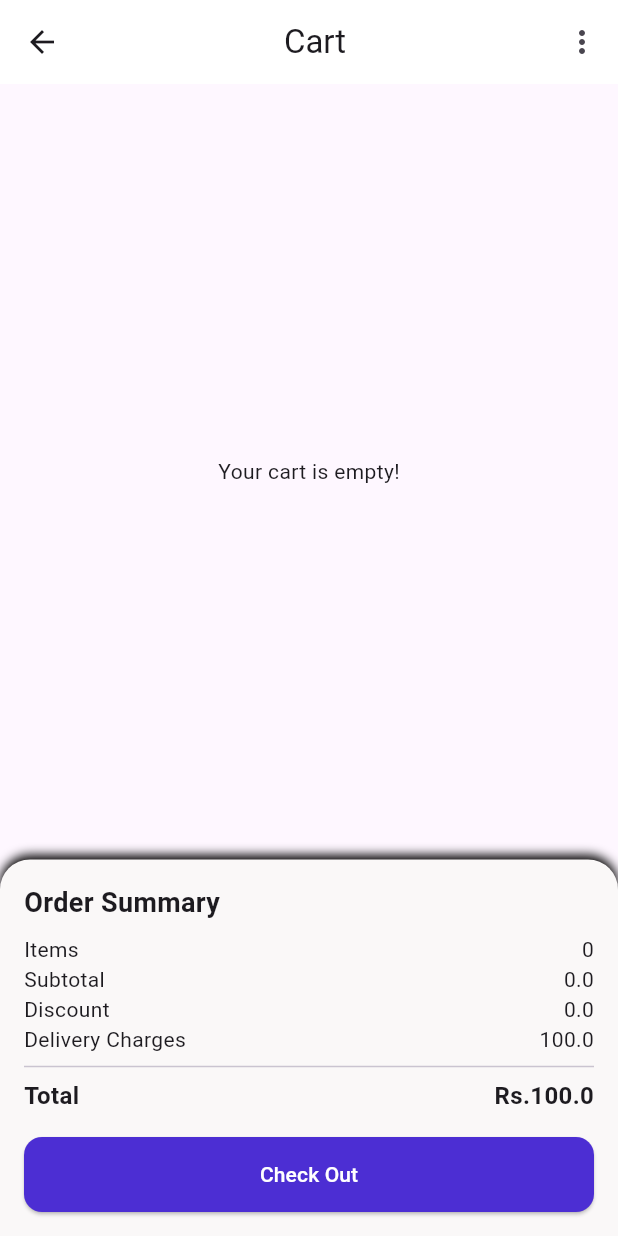
After one commit to harshita23karlkar/Flutter-E-Comerce-Updated, a Flutter app: the Homepage screen opened directly, item 3 of the bottom bar chosen, after a tap on "Check Out", on a phone screen of 412 x 824 dp. The commit adds this screen. Run offline on Flutter 3.47's test engine with Material 3 defaults, Android fonts, the phone set to English and light mode, and no system bars; our stand-ins replace carousel_slider, dots_indicator, jwt_decoder, shared_preferences; accounts and stored records are empty; network calls fail.

Commit message:
first commit

```diff
--- /dev/null
+++ b/lib/api_services/user_cart_api.dart
@@ -0,0 +1,26 @@
+import 'package:e_commerce_app/models/cart_model.dart';
+import 'package:e_commerce_app/models/user_model.dart';
+import 'package:http/http.dart' as http;
+
+class UserCartApiService {
+  Future<List<Product>> fetchUserCart() async {
+    List<Product> productsList = [];
+    try {
+      var userId = await UserModel().getUserId();
+      var res =
+          await http.get(Uri.parse("https://fakestoreapi.com/carts/$userId"));
+
+      if (res.statusCode == 200) {
+        CartModel userCart = cartModelFromJson(res.body);
+        productsList = userCart.products;
+        return productsList;
+      } else {
+        print("failed to fetch the cart: ${res.statusCode}");
+      }
+    } catch (e) {
+      print("error fetching user cart: $e");
+      return productsList;
+    }
+    return productsList;
+  }
+}
--- /dev/null
+++ b/lib/models/cart_model.dart
@@ -0,0 +1,82 @@
+import 'dart:convert';
+
+CartModel cartModelFromJson(String str) => CartModel.fromJson(json.decode(str));
+
+String cartModelToJson(CartModel data) => json.encode(data.toJson());
+
+class CartModel {
+  int id;
+  int userId;
+  DateTime date;
+  List<Product> products;
+  int v;
+
+  CartModel({
+    required this.id,
+    required this.userId,
+    required this.date,
+    required this.products,
+    required this.v,
+  });
+
+  CartModel copyWith({
+    int? id,
+    int? userId,
+    DateTime? date,
+    List<Product>? products,
+    int? v,
+  }) =>
+      CartModel(
+        id: id ?? this.id,
+        userId: userId ?? this.userId,
+        date: date ?? this.date,
+        products: products ?? this.products,
+        v: v ?? this.v,
+      );
+
+  factory CartModel.fromJson(Map<String, dynamic> json) => CartModel(
+        id: json["id"],
+        userId: json["userId"],
+        date: DateTime.parse(json["date"]),
+        products: List<Product>.from(
+            json["products"].map((x) => Product.fromJson(x))),
+        v: json["__v"],
+      );
+
+  Map<String, dynamic> toJson() => {
+        "id": id,
+        "userId": userId,
+        "date": date.toIso8601String(),
+        "products": List<dynamic>.from(products.map((x) => x.toJson())),
+        "__v": v,
+      };
+}
+
+class Product {
+  int productId;
+  int quantity;
+
+  Product({
+    required this.productId,
+    required this.quantity,
+  });
+
+  Product copyWith({
+    int? productId,
+    int? quantity,
+  }) =>
+      Product(
+        productId: productId ?? this.productId,
+        quantity: quantity ?? this.quantity,
+      );
+
+  factory Product.fromJson(Map<String, dynamic> json) => Product(
+        productId: json["productId"],
+        quantity: json["quantity"],
+      );
+
+  Map<String, dynamic> toJson() => {
+        "productId": productId,
+        "quantity": quantity,
+      };
+}
--- /dev/null
+++ b/lib/models/productwithid_model.dart
@@ -0,0 +1,96 @@
+import 'dart:convert';
+
+ProductWithIdModel productWithIdModelFromJson(String str) =>
+    ProductWithIdModel.fromJson(json.decode(str));
+
+String productWithIdModelToJson(ProductWithIdModel data) =>
+    json.encode(data.toJson());
+
+class ProductWithIdModel {
+  int id;
+  String title;
+  double price;
+  String description;
+  String category;
+  String image;
+  Rating rating;
+
+  ProductWithIdModel({
+    required this.id,
+    required this.title,
+    required this.price,
+    required this.description,
+    required this.category,
+    required this.image,
+    required this.rating,
+  });
+
+  ProductWithIdModel copyWith({
+    int? id,
+    String? title,
+    double? price,
+    String? description,
+    String? category,
+    String? image,
+    Rating? rating,
+  }) =>
+      ProductWithIdModel(
+        id: id ?? this.id,
+        title: title ?? this.title,
+        price: price ?? this.price,
+        description: description ?? this.description,
+        category: category ?? this.category,
+        image: image ?? this.image,
+        rating: rating ?? this.rating,
+      );
+
+  factory ProductWithIdModel.fromJson(Map<String, dynamic> json) =>
+      ProductWithIdModel(
+        id: json["id"],
+        title: json["title"],
+        price: json["price"]?.toDouble(),
+        description: json["description"],
+        category: json["category"],
+        image: json["image"],
+        rating: Rating.fromJson(json["rating"]),
+      );
+
+  Map<String, dynamic> toJson() => {
+        "id": id,
+        "title": title,
+        "price": price,
+        "description": description,
+        "category": category,
+        "image": image,
+        "rating": rating.toJson(),
+      };
+}
+
+class Rating {
+  double rate;
+  int count;
+
+  Rating({
+    required this.rate,
+    required this.count,
+  });
+
+  Rating copyWith({
+    double? rate,
+    int? count,
+  }) =>
+      Rating(
+        rate: rate ?? this.rate,
+        count: count ?? this.count,
+      );
+
+  factory Rating.fromJson(Map<String, dynamic> json) => Rating(
+        rate: json["rate"]?.toDouble(),
+        count: json["count"],
+      );
+
+  Map<String, dynamic> toJson() => {
+        "rate": rate,
+        "count": count,
+      };
+}
--- a/lib/models/user_model.dart
+++ b/lib/models/user_model.dart
@@ -2,6 +2,7 @@ import 'dart:convert';
 
 import 'package:e_commerce_app/api_services/user_api.dart';
 import 'package:flutter/material.dart';
+import 'package:jwt_decoder/jwt_decoder.dart';
 import 'package:shared_preferences/shared_preferences.dart';
 
 class UserModel extends ChangeNotifier {
@@ -12,7 +13,7 @@ class UserModel extends ChangeNotifier {
   }
 
   String getUserName() {
-    return this.username ?? "username";
+    return username ?? "username";
   }
 
   bool isuserLogIn = false;
@@ -22,9 +23,9 @@ class UserModel extends ChangeNotifier {
       // this.username = username;
       // this.password = password;
       SharedPreferences prefs = await SharedPreferences.getInstance();
-      print("wieruyoweiue9i7uwo9r78w ye mere wala $token");
+      // print("wieruyoweiue9i7uwo9r78wa $token");
       await prefs.setString("token", jsonEncode(token));
-      print(isUserLoggedIn);
+      // print(isUserLoggedIn);
       return true;
     } catch (e) {
       return "login failed $e";
@@ -44,4 +45,14 @@ class UserModel extends ChangeNotifier {
     }
     return isUserIn;
   }
+
+// user id from token
+  getUserId() async {
+    SharedPreferences prefs = await SharedPreferences.getInstance();
+    var token = prefs.getString("token");
+    var arr = token!.split('"');
+    String userToken = arr[3];
+    Map<String, dynamic> decodedToken = JwtDecoder.decode(userToken);
+    return decodedToken["sub"];
+  }
 }
--- /dev/null
+++ b/lib/provider/userCart_provider.dart
@@ -0,0 +1,74 @@
+import 'package:e_commerce_app/api_services/products_api.dart';
+import 'package:e_commerce_app/api_services/user_cart_api.dart';
+import 'package:e_commerce_app/models/cart_model.dart';
+import 'package:e_commerce_app/models/productwithid_model.dart';
+import 'package:flutter/material.dart';
+
+// class UsercartProvider extends ChangeNotifier {
+//   List<Product> productsList = [];
+//   List<ProductWithIdModel> cartList = [];
+//   void productFromUsercart() async {
+//     productsList = await UserCartApiService().fetchUserCart();
+//     notifyListeners();
+//   }
+
+//   void fetchProductsFromCart() async {
+//     for (Product p in productsList) {
+//       var data = await ProductsApiService().fetchProductWithId(p.productId);
+//       cartList.add(data);
+//       notifyListeners();
+//     }
+//   }
+
+//   List<ProductWithIdModel> getCartProduct() {
+//     return cartList;
+//   }
+// }
+
+class UsercartProvider extends ChangeNotifier {
+  List<Product> productsList = [];
+  List<ProductWithIdModel> cartList = [];
+  double ammount = 0;
+  void setAmmount(double ammount) {
+    this.ammount = ammount;
+    notifyListeners();
+  }
+
+  double getAmmount() {
+    return this.ammount;
+  }
+
+  bool isLoading = false;
+
+  Future<void> productFromUsercart() async {
+    isLoading = true;
+    productsList = await UserCartApiService().fetchUserCart();
+    isLoading = false;
+    notifyListeners();
+    await fetchProductsFromCart();
+    calculateTotalAmmount();
+  }
+
+  void calculateTotalAmmount() {
+    for (var p in cartList) {
+      ammount = ammount + p.price;
+    }
+  }
+
+  Future<void> fetchProductsFromCart() async {
+    isLoading = true;
+    notifyListeners();
+
+    for (Product p in productsList) {
+      var data = await ProductsApiService().fetchProductWithId(p.productId);
+      cartList.add(data);
+    }
+
+    isLoading = false;
+    notifyListeners();
+  }
+
+  List<ProductWithIdModel> getCartProduct() {
+    return cartList;
+  }
+}
--- a/lib/screens/HomePage.dart
+++ b/lib/screens/HomePage.dart
@@ -57,7 +57,7 @@ class _HomepageState extends State<Homepage> {
                       height: 20,
                     ),
                     // Carouser images
-                    MyCarouserSlider(),
+                    const MyCarouserSlider(),
                     const SizedBox(
                       height: 15.0,
                     ),
@@ -66,7 +66,7 @@ class _HomepageState extends State<Homepage> {
                       Navigator.push(
                         context,
                         MaterialPageRoute(
-                          builder: (context) => Productspage(),
+                          builder: (context) => const Productspage(),
                         ),
                       );
                     }),
@@ -82,7 +82,7 @@ class _HomepageState extends State<Homepage> {
                       Navigator.push(
                         context,
                         MaterialPageRoute(
-                          builder: (context) => Productspage(),
+                          builder: (context) => const Productspage(),
                         ),
                       );
                     }),
--- /dev/null
+++ b/lib/screens/OrderSummary.dart
@@ -0,0 +1,102 @@
+import 'package:e_commerce_app/provider/userCart_provider.dart';
+import 'package:flutter/material.dart';
+
+class OrderSummary extends StatelessWidget {
+  final UsercartProvider cartProvider;
+
+  const OrderSummary({required this.cartProvider, Key? key}) : super(key: key);
+
+  @override
+  Widget build(BuildContext context) {
+    final itemsCount = cartProvider.cartList.length;
+    final subtotal = cartProvider.ammount;
+    const double discount = 0.0;
+    const double deliveryCharges = 100;
+    final total = subtotal - discount + deliveryCharges;
+
+    return Container(
+      padding: const EdgeInsets.all(16.0),
+      decoration: const BoxDecoration(
+        color: Color.fromARGB(255, 250, 248, 248),
+        borderRadius: BorderRadius.vertical(top: Radius.circular(20.0)),
+        boxShadow: [
+          BoxShadow(
+            // color: Color.fromARGB(255, 155, 154, 154),
+            blurRadius: 5,
+            offset: Offset(0, -3),
+          ),
+        ],
+      ),
+      child: Column(
+        crossAxisAlignment: CrossAxisAlignment.start,
+        children: [
+          const Text(
+            "Order Summary",
+            style: TextStyle(fontSize: 18.0, fontWeight: FontWeight.bold),
+          ),
+          const SizedBox(height: 8.0),
+          Row(
+            mainAxisAlignment: MainAxisAlignment.spaceBetween,
+            children: [
+              const Text("Items"),
+              Text("$itemsCount"),
+            ],
+          ),
+          Row(
+            mainAxisAlignment: MainAxisAlignment.spaceBetween,
+            children: [
+              const Text("Subtotal"),
+              Text("$subtotal"),
+            ],
+          ),
+          const Row(
+            mainAxisAlignment: MainAxisAlignment.spaceBetween,
+            children: [
+              const Text("Discount"),
+              Text("$discount"),
+            ],
+          ),
+          const Row(
+            mainAxisAlignment: MainAxisAlignment.spaceBetween,
+            children: [
+              const Text("Delivery Charges"),
+              Text("$deliveryCharges"),
+            ],
+          ),
+          const Divider(thickness: 1.0),
+          Row(
+            mainAxisAlignment: MainAxisAlignment.spaceBetween,
+            children: [
+              const Text(
+                "Total",
+                style: TextStyle(fontWeight: FontWeight.bold, fontSize: 16.0),
+              ),
+              Text(
+                "Rs.$total",
+                style: const TextStyle(
+                    fontWeight: FontWeight.bold, fontSize: 16.0),
+              ),
+            ],
+          ),
+          const SizedBox(height: 16.0),
+          ElevatedButton(
+            onPressed: () {
+              // Handle checkout logic here
+            },
+            style: ElevatedButton.styleFrom(
+              shape: RoundedRectangleBorder(
+                borderRadius: BorderRadius.circular(12.0),
+              ),
+              minimumSize: const Size(double.infinity, 50),
+              backgroundColor: const Color.fromARGB(255, 76, 46, 211),
+            ),
+            child: const Text(
+              "Check Out",
+              style: TextStyle(color: Colors.white),
+            ),
+          ),
+        ],
+      ),
+    );
+  }
+}
--- /dev/null
+++ b/lib/screens/UserCartPage.dart
@@ -0,0 +1,135 @@
+import 'package:e_commerce_app/provider/userCart_provider.dart';
+import 'package:e_commerce_app/screens/OrderSummary.dart';
+import 'package:flutter/material.dart';
+import 'package:provider/provider.dart';
+
+class UserCartPage extends StatefulWidget {
+  const UserCartPage({super.key});
+
+  @override
+  State<UserCartPage> createState() => _UserCartPageState();
+}
+
+class _UserCartPageState extends State<UserCartPage> {
+  @override
+  void initState() {
+    super.initState();
+    final userCartProvider =
+        Provider.of<UsercartProvider>(context, listen: false);
+    userCartProvider.productFromUsercart();
+  }
+
+  @override
+  Widget build(BuildContext context) {
+    return Consumer<UsercartProvider>(
+      builder: (context, value, child) => Scaffold(
+        appBar: AppBar(
+          backgroundColor: Colors.white,
+          title: const Center(
+            child: Text("Cart"),
+          ),
+          actions: [
+            IconButton(
+              onPressed: () {},
+              icon: Icon(Icons.more_vert),
+            ),
+          ],
+        ),
+        body: Column(
+          children: [
+            Expanded(child: CartProductListW()),
+            OrderSummary(cartProvider: value)
+          ],
+        ),
+      ),
+    );
+  }
+}
+
+class CartProductListW extends StatefulWidget {
+  const CartProductListW({super.key});
+
+  @override
+  State<CartProductListW> createState() => _CartProductListWState();
+}
+
+class _CartProductListWState extends State<CartProductListW> {
+  @override
+  Widget build(BuildContext context) {
+    return Consumer<UsercartProvider>(
+      builder: (context, value, child) {
+        if (value.isLoading) {
+          return const Center(
+            child: CircularProgressIndicator(),
+          );
+        }
+
+        if (value.cartList.isEmpty) {
+          return const Center(
+            child: Text("Your cart is empty!"),
+          );
+        }
+
+        return ListView.builder(
+          itemCount: value.cartList.length,
+          itemBuilder: (context, index) {
+            return Padding(
+              padding: const EdgeInsets.symmetric(horizontal: 5.0),
+              child: Padding(
+                padding: EdgeInsets.all(5.0),
+                child: ListTile(
+                  tileColor: const Color.fromARGB(255, 240, 232, 232),
+                  leading: ClipRRect(
+                    borderRadius: BorderRadius.circular(8.0),
+                    child: Image.network(
+                      value.cartList[index].image,
+                      height: 60,
+                      width: 60,
+                      fit: BoxFit.cover,
+                    ),
+                  ),
+                  title: Column(
+                    crossAxisAlignment: CrossAxisAlignment.start,
+                    children: [
+                      Text(
+                        value.cartList[index].title,
+                        style: const TextStyle(
+                          fontWeight: FontWeight.bold,
+                          fontSize: 10.0,
+                        ),
+                      ),
+                      Text(
+                        value.cartList[index].category,
+                        style: TextStyle(
+                            color: Colors.grey.shade600, fontSize: 10),
+                      ),
+                      Text(
+                        "RS.${value.cartList[index].price}",
+                        style: const TextStyle(
+                          fontSize: 12,
+                          fontWeight: FontWeight.bold,
+                          color: Color.fromARGB(255, 139, 25, 184),
+                        ),
+                      ),
+                    ],
+                  ),
+                  trailing: Column(
+                    children: [
+                      IconButton(
+                        onPressed: () {},
+                        icon: const Icon(
+                          Icons.delete_forever_outlined,
+                          color: Colors.red,
+                        ),
+                      ),
+                    ],
+                  ),
+                ),
+              ),
+            );
+          },
+        );
+      },
+    );
+  }
+}
--- a/lib/screens/widgets/HomePageWidgets.dart
+++ b/lib/screens/widgets/HomePageWidgets.dart
@@ -36,7 +36,7 @@ Widget buildHorizontalList(List<ProductModel> products) {
         final product = products[index];
         return buildProductCard(product);
       },
-      separatorBuilder: (context, index) => SizedBox(width: 10),
+      separatorBuilder: (context, index) => const SizedBox(width: 10),
     ),
   );
 }
--- a/lib/screens/widgets/appBar.dart
+++ b/lib/screens/widgets/appBar.dart
@@ -10,6 +10,6 @@ class AppBar extends StatefulWidget {
 class _AppBarState extends State<AppBar> {
   @override
   Widget build(BuildContext context) {
-    return Scaffold();
+    return const Scaffold();
   }
 }
--- a/lib/screens/widgets/carouser.dart
+++ b/lib/screens/widgets/carouser.dart
@@ -11,7 +11,7 @@ class MyCarouserSlider extends StatefulWidget {
 }
 
 class _MyCarouserSliderState extends State<MyCarouserSlider> {
-  var _list = [1, 2, 3, 4, 5];
+  final _list = [1, 2, 3, 4, 5];
   int currentIndexPage = 0;
   @override
   Widget build(BuildContext context) {
@@ -26,7 +26,7 @@ class _MyCarouserSliderState extends State<MyCarouserSlider> {
                   currentIndexPage = index;
                 });
               },
-              autoPlayInterval: Duration(seconds: 2)),
+              autoPlayInterval: const Duration(seconds: 2)),
           items: _list.map((i) {
             return Builder(
               builder: (BuildContext context) {
@@ -49,7 +49,7 @@ class _MyCarouserSliderState extends State<MyCarouserSlider> {
             );
           }).toList(),
         ),
-        new DotsIndicator(
+        DotsIndicator(
           dotsCount: _list.length,
           position: currentIndexPage,
         ),
--- a/lib/screens/widgets/widgets.dart
+++ b/lib/screens/widgets/widgets.dart
@@ -1,13 +1,46 @@
+import 'package:e_commerce_app/api_services/user_cart_api.dart';
+import 'package:e_commerce_app/models/cart_model.dart';
+import 'package:e_commerce_app/screens/HomePage.dart';
+import 'package:e_commerce_app/screens/UserCartPage.dart';
 import 'package:flutter/material.dart';
 
-class BottomNavBar extends StatelessWidget {
+class BottomNavBar extends StatefulWidget {
   const BottomNavBar({super.key});
 
+  @override
+  State<BottomNavBar> createState() => _BottomNavBarState();
+}
+
+class _BottomNavBarState extends State<BottomNavBar> {
+  int _correntIndex = 0;
   @override
   Widget build(BuildContext context) {
     return BottomNavigationBar(
       type: BottomNavigationBarType.fixed,
-      currentIndex: 0,
+      onTap: (index) {
+        setState(() {
+          _correntIndex = index;
+        });
+        if (index == 0) {
+          Navigator.push(
+              context,
+              MaterialPageRoute(
+                builder: (context) => const Homepage(),
+              ));
+        } else if (index == 1) {
+          print("Search selected");
+        } else if (index == 2) {
+          Navigator.push(
+            context,
+            MaterialPageRoute(
+              builder: (context) => const UserCartPage(),
+            ),
+          );
+        } else if (index == 3) {
+          print("Profile selected");
+        }
+      },
+      currentIndex: _correntIndex,
       items: const [
         BottomNavigationBarItem(icon: Icon(Icons.home), label: "Home"),
         BottomNavigationBarItem(icon: Icon(Icons.search), label: "Search"),
@@ -42,7 +75,8 @@ class AppBarW extends StatelessWidget {
           const Text("Hello!",
               style: TextStyle(fontSize: 16, color: Colors.grey)),
           Text(userName,
-              style: TextStyle(fontSize: 20, fontWeight: FontWeight.bold)),
+              style:
+                  const TextStyle(fontSize: 20, fontWeight: FontWeight.bold)),
         ],
       ),
       actions: [
--- a/pubspec.yaml
+++ b/pubspec.yaml
@@ -41,6 +41,7 @@ dependencies:
   shared_preferences: ^2.3.3
   carousel_slider: ^5.0.0
   dots_indicator: ^3.0.0
+  jwt_decoder: ^2.0.1
 
 dev_dependencies:
   flutter_test:
```
Also changed, not shown: lib/api_services/products_api.dart (+9 -1 lines), lib/main.dart (+6 -2 lines), lib/screens/Login.dart (+19 -13 lines), lib/screens/Product_details.dart (+6 -5 lines), pubspec.lock.
